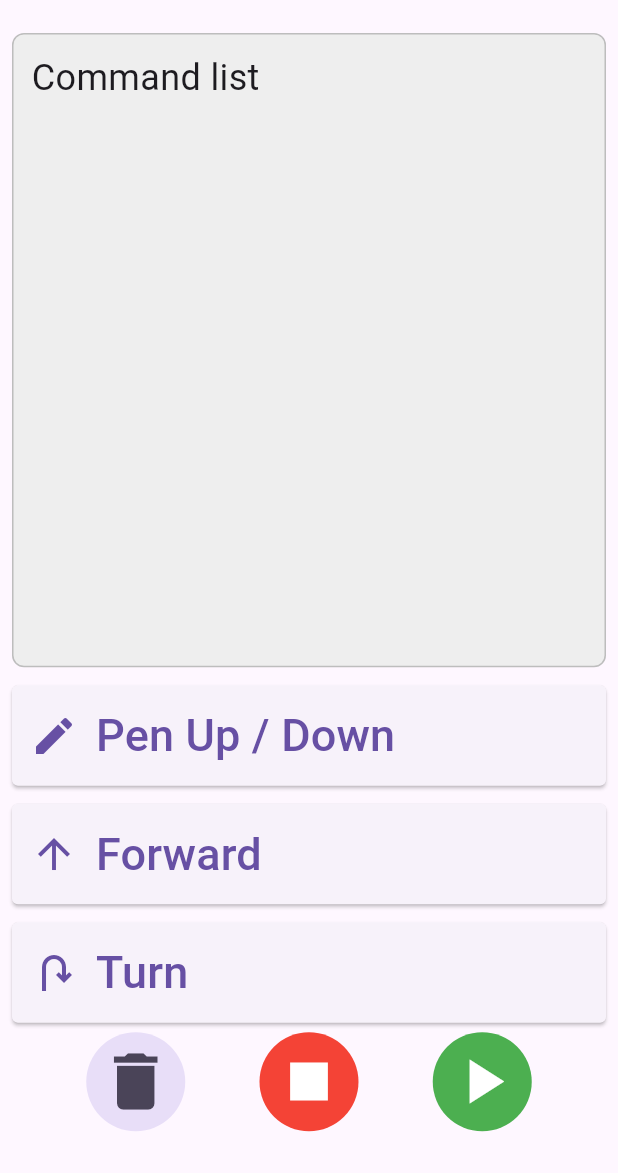
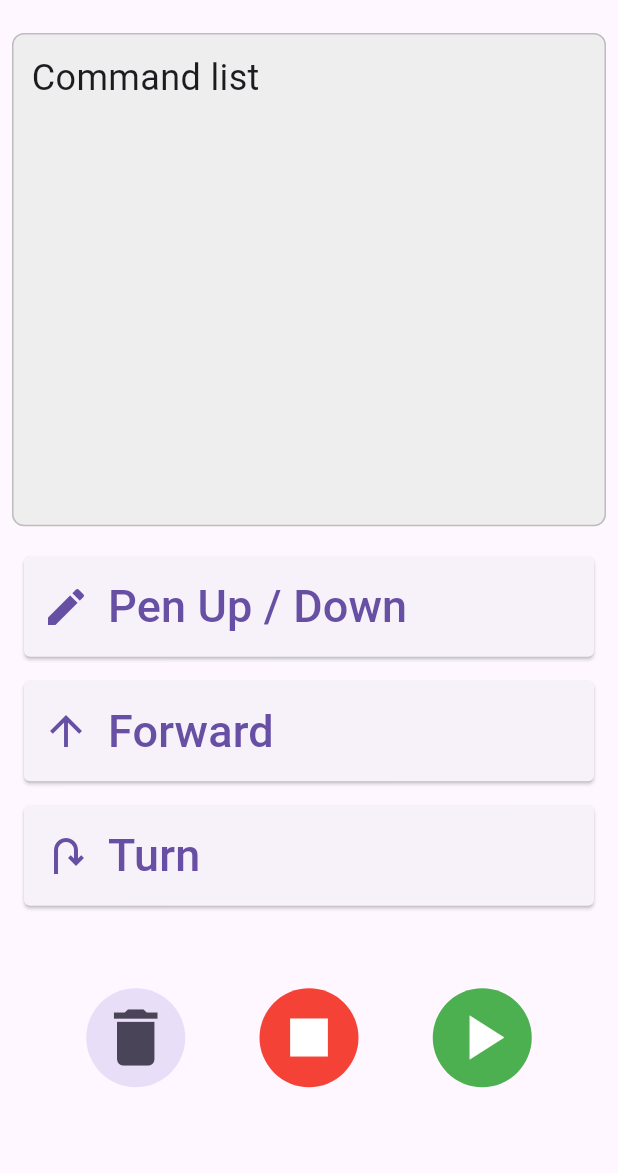
Before and after one commit to narvalotech/flutter-logo, a Flutter app: the screen it shows after launch, on a phone screen of 412 x 824 dp, the part 63-1236 px from its top. Run offline on Flutter 3.47's test engine with Material 3 defaults, Android fonts, the phone set to English and light mode, and no system bars.

Commit message:
moar adjust

```diff
--- a/turtlebot/lib/main.dart
+++ b/turtlebot/lib/main.dart
@@ -29,7 +29,9 @@ class PageButton extends StatelessWidget {
 
   @override
   Widget build(BuildContext context) {
-    return ElevatedButton(
+    return Padding(
+      padding: const EdgeInsets.all(8),
+      child: ElevatedButton(
         onPressed: () {
           print('pressed: $pageId');
         },
@@ -53,7 +55,7 @@ class PageButton extends StatelessWidget {
               child: Text(
                 pageId,
                 style: TextStyle(fontSize: 30),
-    ))]));
+    ))])));
 }}
 
 class HomeScreen extends StatelessWidget {
@@ -89,20 +91,18 @@ class HomeScreen extends StatelessWidget {
 
             // Page & Action Buttons
             Expanded(
-              flex: 2,
+              flex: 3,
               child: Column(
                 crossAxisAlignment: CrossAxisAlignment.stretch,
                 children: [
                       PageButton(pageId: 'Pen Up / Down', pageIcon: Icons.create),
-                      SizedBox(height: 12),
                       PageButton(pageId: 'Forward', pageIcon: Icons.arrow_upward),
-                      SizedBox(height: 12),
                       PageButton(pageId: 'Turn', pageIcon: Icons.u_turn_right),
             ])),
 
             // Action buttons
             Expanded(
-              flex: 1,
+              flex: 2,
               child: Row(
                 mainAxisAlignment: MainAxisAlignment.spaceEvenly,
                 children: [
```
Lines whose indentation alone changed are shown as unchanged.
